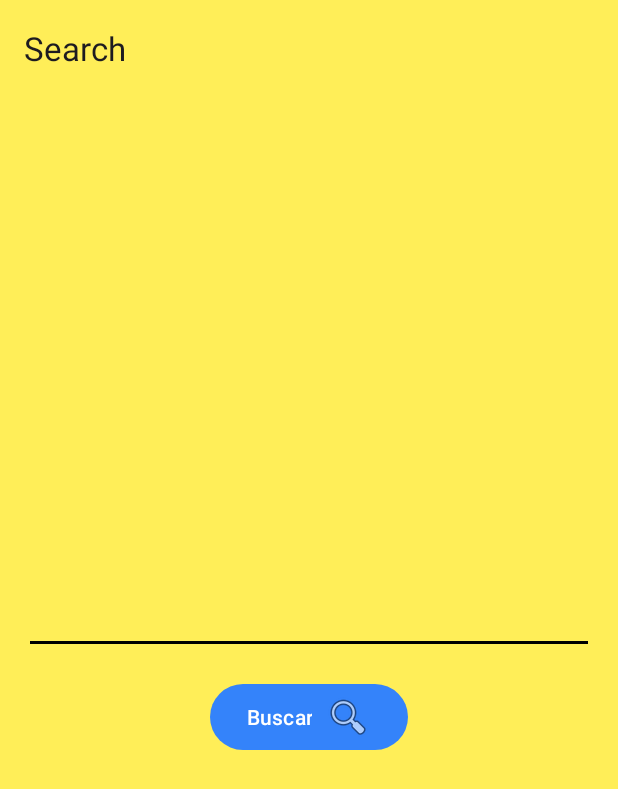
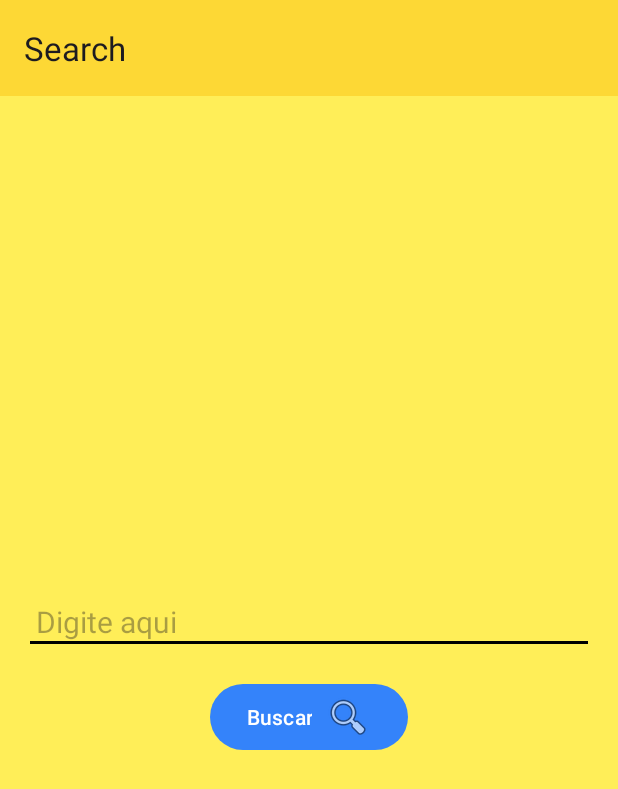
Before and after one commit to bryanollivie/MeliApp, an Android app: the screen it shows after launch (MainActivity), on a phone screen of 412 x 824 dp. Shown: the top 789 px of the screen. Run offline under Robolectric (Android 15) with nearby library versions, the phone set to English and light mode, and no system bars; our stand-ins replace Dagger/Hilt's generated code, navigation-ui.

Commit message:
Colors and icons

```diff
--- a/app/src/main/res/layout/fragment_search.xml
+++ b/app/src/main/res/layout/fragment_search.xml
@@ -25,7 +25,7 @@
             android:layout_marginStart="8dp"
             android:layout_marginTop="8dp"
             android:layout_marginEnd="8dp"
-            android:hint=""
+            android:hint="Digite aqui"
             app:layout_constraintEnd_toEndOf="parent"
             app:layout_constraintHorizontal_chainStyle="packed"
             app:layout_constraintStart_toStartOf="parent"
--- a/app/src/main/res/values/colors.xml
+++ b/app/src/main/res/values/colors.xml
@@ -6,5 +6,5 @@
     <color name="colorPrimaryDark">#040300</color>
     <color name="colorAccent">#000000</color>
     <color name="colorAccent2">#FFEE58</color>
-    <color name="colorBar">#FFEE58</color>
+    <color name="colorBar">#FDD835</color>
 </resources>
```
